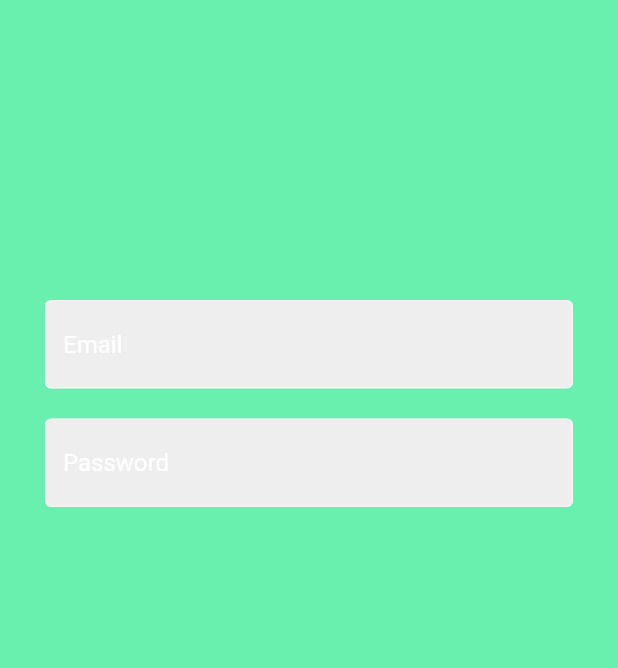
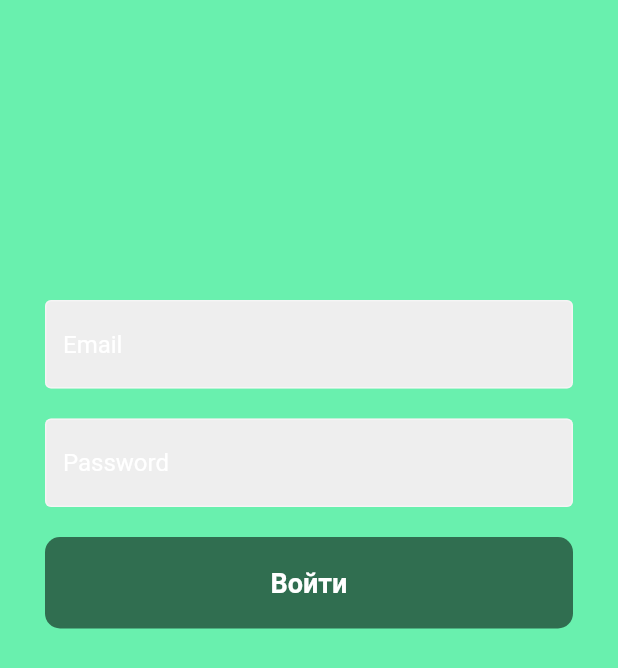
Before and after one commit to rustem02/chat_app, a Flutter app: the screen it shows after launch, on a phone screen of 412 x 824 dp. Shown: the top 668 px of the screen. Run offline on Flutter 3.47's test engine with Material 2 defaults, Android fonts, the phone set to English and light mode, and no system bars.

Commit message:
добавил кнопку

```diff
--- a/lib/auth/login_page.dart
+++ b/lib/auth/login_page.dart
@@ -1,3 +1,4 @@
+import 'package:chat_app/styles/button.dart';
 import 'package:chat_app/styles/text_field.dart';
 import 'package:flutter/material.dart';
 
@@ -28,6 +29,8 @@ class _LoginPageState extends State<LoginPage>  {
                 NewTextField(controller: emailContr, obscure: false, hint: 'Email'),
                 SizedBox(height: 20,),
                 NewTextField(controller: passContr, obscure: true, hint: 'Password'),
+                SizedBox(height: 20,),
+                NewButton(text: 'Войти', onTap: (){},)
               ],
             ),
           ),
--- a/lib/styles/button.dart
+++ b/lib/styles/button.dart
@@ -0,0 +1,31 @@
+import 'package:flutter/material.dart';
+
+class NewButton extends StatelessWidget {
+  final void Function()? onTap;
+  final String text;
+  const NewButton({super.key, this.onTap, required this.text});
+
+  @override
+  Widget build(BuildContext context) {
+    return GestureDetector(
+      onTap: onTap,
+      child: Container(
+        decoration: BoxDecoration(
+          color: Colors.black54,
+          borderRadius: BorderRadius.circular(10)
+        ),
+        padding: const EdgeInsets.symmetric(vertical: 20),
+        child: Center(
+          child: Text(
+            text,
+            style: TextStyle(
+              color: Colors.white,
+              fontWeight: FontWeight.bold,
+                fontSize: 18
+            ),
+          ),
+        ),
+      ),
+    );
+  }
+}
--- a/lib/styles/text_field.dart
+++ b/lib/styles/text_field.dart
@@ -21,7 +21,7 @@ class NewTextField extends StatelessWidget {
         fillColor: Colors.grey[200],
         filled: true,
         hintText: hint,
-        hintStyle: const TextStyle(color: Colors.white)
+        hintStyle: const TextStyle(color: Colors.white),
       )
     );
   }
```
